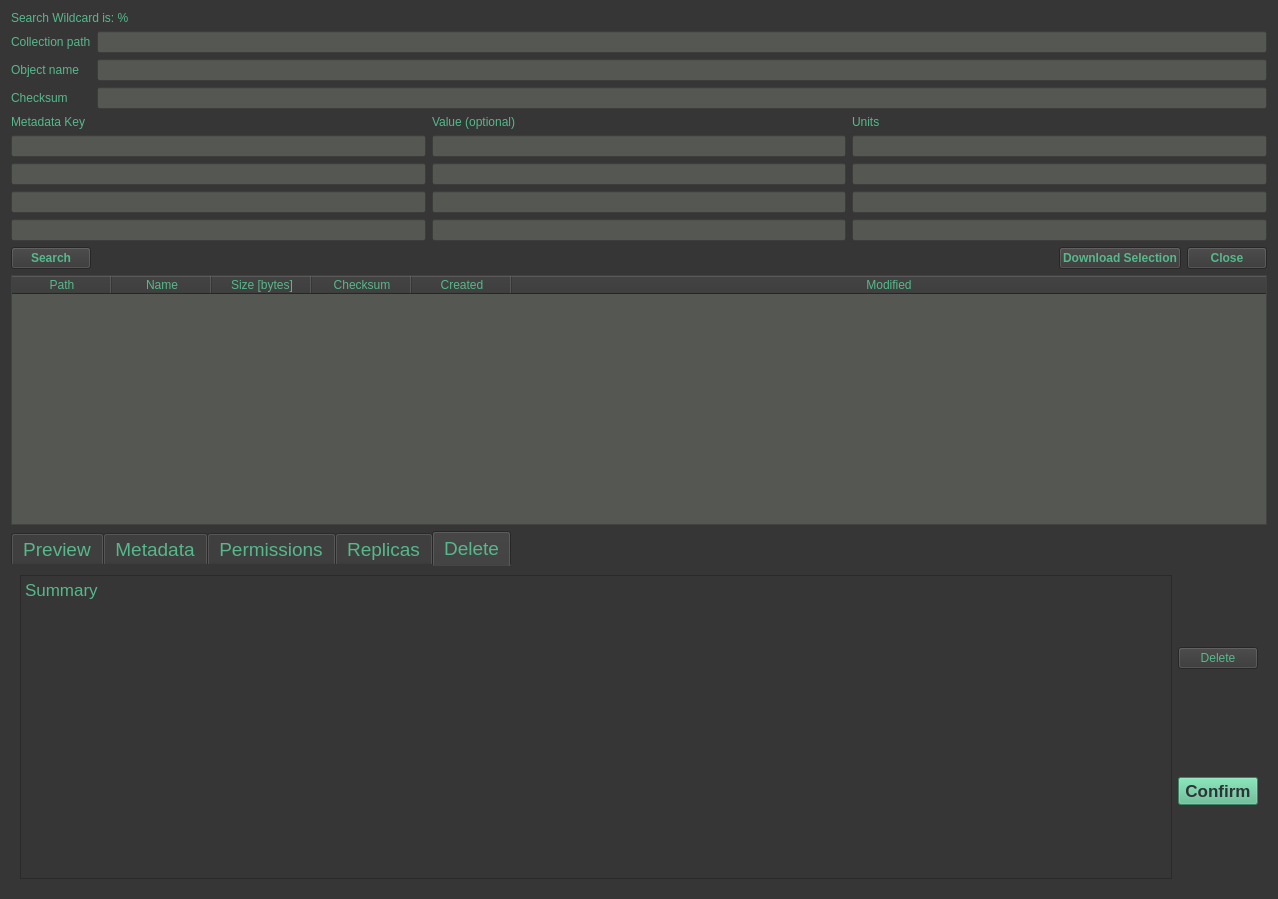
Old version of the form ibridgesgui/ui_files/tabSearch.ui in the repository iBridges-for-iRODS/iBridges-GUI.
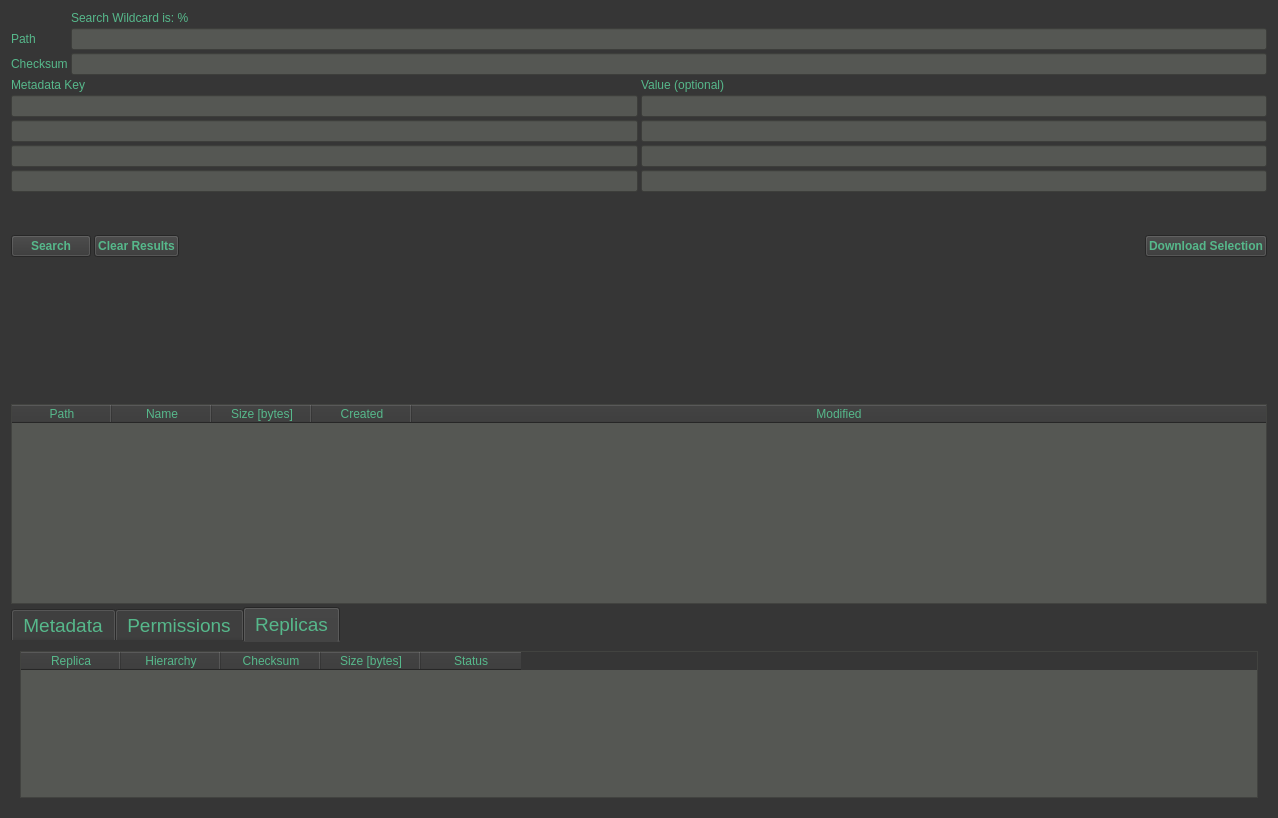
New version of the form.

Commit message: Search functionlity implemented, still todo extras

```diff
--- a/ibridgesgui/ui_files/tabSearch.ui
+++ b/ibridgesgui/ui_files/tabSearch.ui
@@ -60,31 +60,22 @@
 QPushButton#searchButton; QPushButton#downloadButton
 {
 	color: rgb(54, 54, 54);
-	background-color: rgb(58, 152, 112);
+	background-color: rgb(86, 184, 139);
     
 }</string>
   </property>
+  <layout class="QVBoxLayout" name="verticalLayout_3">
+   <property name="spacing">
+    <number>3</number>
+   </property>
+   <item>
   <layout class="QVBoxLayout" name="verticalLayout">
-   <item>
-    <widget class="QLabel" name="label_6">
-     <property name="text">
-      <string>Search Wildcard is: %</string>
-     </property>
-    </widget>
-   </item>
    <item>
     <layout class="QGridLayout" name="gridLayout_2">
      <item row="1" column="0">
-      <widget class="QLabel" name="label_4">
-       <property name="text">
-        <string>Object name</string>
-       </property>
-      </widget>
-     </item>
-     <item row="0" column="0">
       <widget class="QLabel" name="label_3">
        <property name="text">
-        <string>Collection path</string>
+          <string>Path</string>
        </property>
       </widget>
      </item>
@@ -95,68 +86,37 @@
        </property>
       </widget>
      </item>
-     <item row="0" column="1">
-      <widget class="QLineEdit" name="coll_path_field"/>
+       <item row="1" column="1">
+        <widget class="QLineEdit" name="path_field"/>
      </item>
      <item row="2" column="1">
       <widget class="QLineEdit" name="checksum_field"/>
      </item>
-     <item row="1" column="1">
-      <widget class="QLineEdit" name="obj_name_field"/>
+       <item row="0" column="1">
+        <widget class="QLabel" name="label_6">
+         <property name="text">
+          <string>Search Wildcard is: %</string>
+         </property>
+        </widget>
      </item>
     </layout>
    </item>
    <item>
     <layout class="QGridLayout" name="gridLayout">
-     <item row="2" column="2">
-      <widget class="QLineEdit" name="unit_2"/>
-     </item>
      <item row="1" column="1">
-      <widget class="QLineEdit" name="value_1"/>
+        <widget class="QLineEdit" name="val1"/>
      </item>
      <item row="3" column="1">
-      <widget class="QLineEdit" name="value_3"/>
+        <widget class="QLineEdit" name="val3"/>
      </item>
      <item row="2" column="1">
-      <widget class="QLineEdit" name="value_2"/>
-     </item>
-     <item row="1" column="2">
-      <widget class="QLineEdit" name="unit_1"/>
-     </item>
-     <item row="0" column="2">
-      <widget class="QLabel" name="label_2">
-       <property name="text">
-        <string>Units</string>
-       </property>
-      </widget>
-     </item>
-     <item row="3" column="0">
-      <widget class="QLineEdit" name="key_3"/>
-     </item>
-     <item row="3" column="2">
-      <widget class="QLineEdit" name="unit_3"/>
-     </item>
-     <item row="1" column="0">
-      <widget class="QLineEdit" name="key_1"/>
-     </item>
-     <item row="2" column="0">
-      <widget class="QLineEdit" name="key_2"/>
+        <widget class="QLineEdit" name="val2"/>
      </item>
      <item row="4" column="1">
-      <widget class="QLineEdit" name="value_4"/>
-     </item>
-     <item row="4" column="2">
-      <widget class="QLineEdit" name="unit_4"/>
+        <widget class="QLineEdit" name="val4"/>
      </item>
      <item row="4" column="0">
-      <widget class="QLineEdit" name="key_4"/>
-     </item>
-     <item row="0" column="0">
-      <widget class="QLabel" name="label_1">
-       <property name="text">
-        <string>Metadata Key</string>
-       </property>
-      </widget>
+        <widget class="QLineEdit" name="key4"/>
      </item>
      <item row="0" column="1">
       <widget class="QLabel" name="label">
@@ -165,13 +125,32 @@
        </property>
       </widget>
      </item>
+       <item row="3" column="0">
+        <widget class="QLineEdit" name="key3"/>
+       </item>
+       <item row="2" column="0">
+        <widget class="QLineEdit" name="key2"/>
+       </item>
+       <item row="1" column="0">
+        <widget class="QLineEdit" name="key1"/>
+       </item>
+       <item row="0" column="0">
+        <widget class="QLabel" name="label1">
+         <property name="text">
+          <string>Metadata Key</string>
+         </property>
+        </widget>
+       </item>
     </layout>
    </item>
    <item>
-    <spacer name="verticalSpacer_3">
+      <spacer name="verticalSpacer_4">
      <property name="orientation">
       <enum>Qt::Vertical</enum>
      </property>
+       <property name="sizeType">
+        <enum>QSizePolicy::Fixed</enum>
+       </property>
      <property name="sizeHint" stdset="0">
       <size>
        <width>20</width>
@@ -194,6 +173,21 @@
        </property>
       </widget>
      </item>
+       <item>
+        <widget class="QPushButton" name="clearButton">
+         <property name="font">
+          <font>
+           <bold>true</bold>
+          </font>
+         </property>
+         <property name="styleSheet">
+          <string notr="true"/>
+         </property>
+         <property name="text">
+          <string>Clear Results</string>
+         </property>
+        </widget>
+       </item>
      <item>
       <spacer name="horizontalSpacer">
        <property name="orientation">
@@ -222,29 +216,42 @@
        </property>
       </widget>
      </item>
+      </layout>
+     </item>
      <item>
-      <widget class="QPushButton" name="searchExitButton">
-       <property name="font">
-        <font>
-         <bold>true</bold>
-        </font>
-       </property>
-       <property name="styleSheet">
-        <string notr="true"/>
-       </property>
+      <widget class="QLabel" name="errorLabel">
        <property name="text">
-        <string>Close</string>
+        <string/>
        </property>
       </widget>
      </item>
     </layout>
    </item>
+   <item>
+    <spacer name="verticalSpacer_3">
+     <property name="orientation">
+      <enum>Qt::Vertical</enum>
+     </property>
+     <property name="sizeHint" stdset="0">
+      <size>
+       <width>20</width>
+       <height>40</height>
+      </size>
+     </property>
+    </spacer>
+   </item>
    <item>
     <widget class="QTableWidget" name="searchResTable">
      <property name="minimumSize">
       <size>
        <width>0</width>
-       <height>250</height>
+       <height>200</height>
+      </size>
+     </property>
+     <property name="maximumSize">
+      <size>
+       <width>16777215</width>
+       <height>300</height>
       </size>
      </property>
      <property name="styleSheet">
@@ -260,7 +267,7 @@
       <bool>false</bool>
      </property>
      <property name="selectionMode">
-      <enum>QAbstractItemView::SingleSelection</enum>
+      <enum>QAbstractItemView::MultiSelection</enum>
      </property>
      <property name="selectionBehavior">
       <enum>QAbstractItemView::SelectRows</enum>
@@ -292,11 +299,6 @@
        <string>Size [bytes]</string>
       </property>
      </column>
-     <column>
-      <property name="text">
-       <string>Checksum</string>
-      </property>
-     </column>
      <column>
       <property name="text">
        <string>Created</string>
@@ -311,30 +313,24 @@
    </item>
    <item>
     <widget class="QTabWidget" name="viewTabs">
+     <property name="minimumSize">
+      <size>
+       <width>0</width>
+       <height>200</height>
+      </size>
+     </property>
+     <property name="maximumSize">
+      <size>
+       <width>16777215</width>
+       <height>200</height>
+      </size>
+     </property>
      <property name="styleSheet">
       <string notr="true"/>
      </property>
      <property name="currentIndex">
-      <number>4</number>
+      <number>2</number>
      </property>
-     <widget class="QWidget" name="preview">
-      <property name="font">
-       <font>
-        <bold>false</bold>
-       </font>
-      </property>
-      <property name="autoFillBackground">
-       <bool>false</bool>
-      </property>
-      <attribute name="title">
-       <string>Preview</string>
-      </attribute>
-      <layout class="QVBoxLayout" name="verticalLayout_2">
-       <item>
-        <widget class="QTextBrowser" name="previewBrowser"/>
-       </item>
-      </layout>
-     </widget>
      <widget class="QWidget" name="metadata">
       <attribute name="title">
        <string>Metadata</string>
@@ -342,12 +338,6 @@
       <layout class="QHBoxLayout" name="horizontalLayout_2">
        <item>
         <widget class="QTableWidget" name="metadataTable">
-         <property name="minimumSize">
-          <size>
-           <width>600</width>
-           <height>300</height>
-          </size>
-         </property>
          <property name="styleSheet">
           <string notr="true"/>
          </property>
@@ -488,12 +478,6 @@
       <layout class="QHBoxLayout" name="horizontalLayout_3">
        <item>
         <widget class="QTableWidget" name="aclTable">
-         <property name="minimumSize">
-          <size>
-           <width>600</width>
-           <height>0</height>
-          </size>
-         </property>
          <property name="styleSheet">
           <string notr="true"/>
          </property>
@@ -733,68 +717,6 @@
        </item>
       </layout>
      </widget>
-     <widget class="QWidget" name="delete_2">
-      <attribute name="title">
-       <string>Delete</string>
-      </attribute>
-      <layout class="QHBoxLayout" name="horizontalLayout_6">
-       <item>
-        <widget class="QTextBrowser" name="deleteSelectionBrowser">
-         <property name="html">
-          <string>&lt;!DOCTYPE HTML PUBLIC &quot;-//W3C//DTD HTML 4.0//EN&quot; &quot;http://www.w3.org/TR/REC-html40/strict.dtd&quot;&gt;
-&lt;html&gt;&lt;head&gt;&lt;meta name=&quot;qrichtext&quot; content=&quot;1&quot; /&gt;&lt;meta charset=&quot;utf-8&quot; /&gt;&lt;style type=&quot;text/css&quot;&gt;
-p, li { white-space: pre-wrap; }
-hr { height: 1px; border-width: 0; }
-&lt;/style&gt;&lt;/head&gt;&lt;body style=&quot; font-family:'.AppleSystemUIFont'; font-size:13pt; font-weight:400; font-style:normal;&quot;&gt;
-&lt;p style=&quot; margin-top:0px; margin-bottom:0px; margin-left:0px; margin-right:0px; -qt-block-indent:0; text-indent:0px;&quot;&gt;Summary&lt;/p&gt;&lt;/body&gt;&lt;/html&gt;</string>
-         </property>
-        </widget>
-       </item>
-       <item>
-        <layout class="QVBoxLayout" name="verticalLayout_5">
-         <item>
-          <widget class="QPushButton" name="loadDeleteSelectionButton">
-           <property name="text">
-            <string>Delete</string>
-           </property>
-          </widget>
-         </item>
-         <item>
-          <spacer name="verticalSpacer_15">
-           <property name="orientation">
-            <enum>Qt::Vertical</enum>
-           </property>
-           <property name="sizeType">
-            <enum>QSizePolicy::Minimum</enum>
-           </property>
-           <property name="sizeHint" stdset="0">
-            <size>
-             <width>20</width>
-             <height>30</height>
-            </size>
-           </property>
-          </spacer>
-         </item>
-         <item>
-          <widget class="QPushButton" name="dataDeleteButton">
-           <property name="font">
-            <font>
-             <pointsize>13</pointsize>
-             <bold>true</bold>
-            </font>
-           </property>
-           <property name="styleSheet">
-            <string notr="true"/>
-           </property>
-           <property name="text">
-            <string>Confirm</string>
-           </property>
-          </widget>
-         </item>
-        </layout>
-       </item>
-      </layout>
-     </widget>
     </widget>
    </item>
   </layout>
```
Lines whose indentation alone changed are shown as unchanged. The commit also changes 1 other file.
